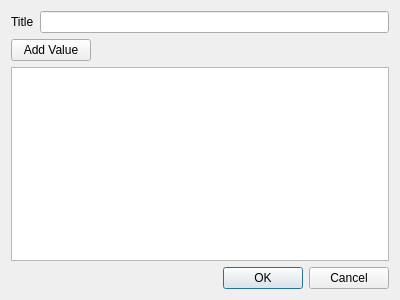
Qt form src/entrydialog.ui (id101010/zirconiumpass) before a commit.
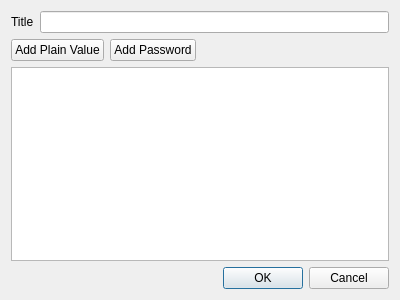
The same form after that commit.

What changed in the file:
```diff
--- a/src/entrydialog.ui
+++ b/src/entrydialog.ui
@@ -33,7 +33,14 @@
      <item>
       <widget class="QPushButton" name="pushButton">
        <property name="text">
-        <string>Add Value</string>
+        <string>Add Plain Value</string>
+       </property>
+      </widget>
+     </item>
+     <item>
+      <widget class="QPushButton" name="pbNewCrypted">
+       <property name="text">
+        <string>Add Password</string>
        </property>
       </widget>
      </item>
```
Left out of the diff: 2 changed lines with no effect on the pictures.
